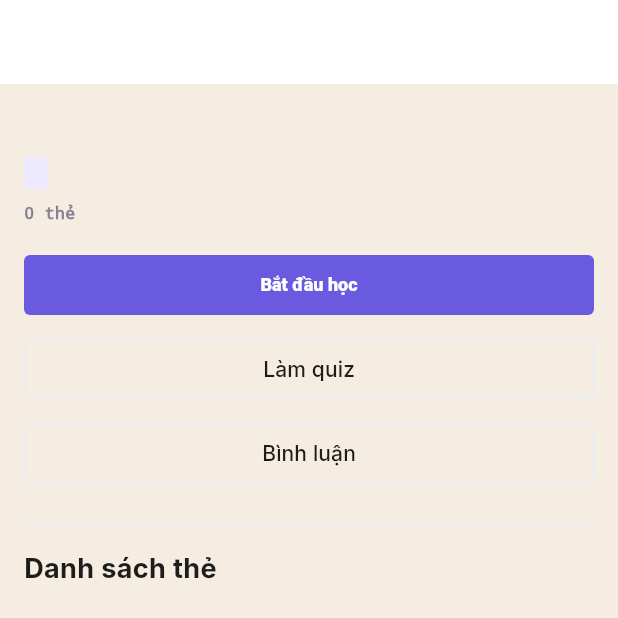
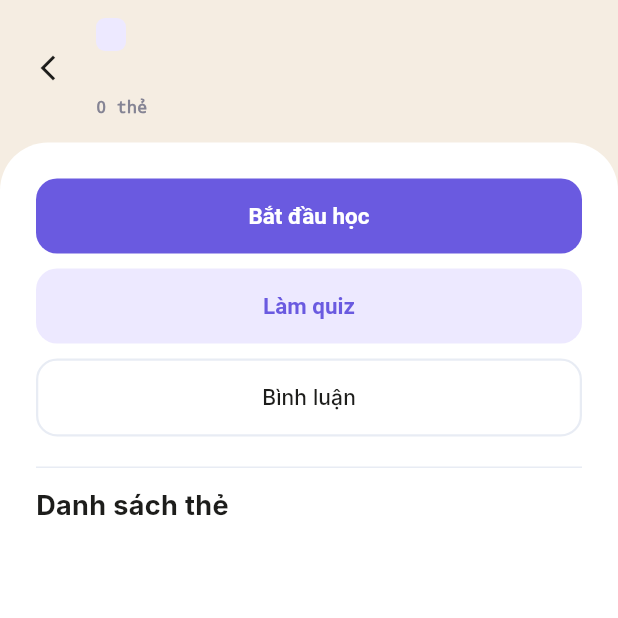
Before and after one commit to lalaaa0401/gr2_se1941_prm393, a Flutter app: the _StudySetDetailView screen opened directly with empty values, on a phone screen of 412 x 824 dp. Shown: the top 618 px of the screen. Run offline on Flutter 3.47's test engine with Material 3 defaults, Android fonts, the phone set to English and light mode, and no system bars; our stand-ins replace dio, fl_chart, go_router, google_fonts, shared_preferences; accounts and stored records are empty; network calls fail.

Commit message:
feat(study-set): redesign study set detail page with v5 layout

```diff
--- a/lib/views/study_set/study_set_detail_page.dart
+++ b/lib/views/study_set/study_set_detail_page.dart
@@ -32,6 +32,7 @@ class _StudySetDetailPageState extends State<StudySetDetailPage> {
       builder: (context, vm, _) {
         if (vm.isLoading) {
           return const Scaffold(
+            backgroundColor: AppColors.background,
             body: Center(child: CircularProgressIndicator()),
           );
         }
@@ -40,15 +41,29 @@ class _StudySetDetailPageState extends State<StudySetDetailPage> {
 
         if (studySet == null) {
           return Scaffold(
-            appBar: AppBar(
-              backgroundColor: AppColors.surface,
-              elevation: 0,
-              scrolledUnderElevation: 0,
-              iconTheme:
-                  const IconThemeData(color: AppColors.textPrimary),
+            backgroundColor: AppColors.background,
+            body: SafeArea(
+              child: Column(
+                children: [
+                  // Cream header khi không tìm thấy bộ học
+                  Padding(
+                    padding: const EdgeInsets.fromLTRB(8, 12, 24, 16),
+                    child: Row(
+                      children: [
+                        IconButton(
+                          icon: const Icon(Icons.arrow_back_ios_new),
+                          onPressed: () => context.pop(),
+                          iconSize: 20,
+                          color: AppColors.textPrimary,
                         ),
-            body: const Center(
-              child: Text('Không tìm thấy bộ học'),
+                      ],
+                    ),
+                  ),
+                  const Expanded(
+                    child: Center(child: Text('Không tìm thấy bộ học')),
+                  ),
+                ],
+              ),
             ),
           );
         }
@@ -73,67 +88,92 @@ class _StudySetDetailView extends StatelessWidget {
 
   @override
   Widget build(BuildContext context) {
+    final subject = studySet.subject;
+
     return Scaffold(
       backgroundColor: AppColors.background,
-      appBar: AppBar(
-        title: Text(studySet.title, style: AppTextStyles.h2),
-        backgroundColor: AppColors.surface,
-        elevation: 0,
-        scrolledUnderElevation: 0,
-        iconTheme:
-            const IconThemeData(color: AppColors.textPrimary),
+      body: SafeArea(
+        child: Column(
+          children: [
+            // [A] Cream header
+            Padding(
+              padding: const EdgeInsets.fromLTRB(8, 12, 24, 16),
+              child: Row(
+                crossAxisAlignment: CrossAxisAlignment.center,
+                children: [
+                  IconButton(
+                    icon: const Icon(Icons.arrow_back_ios_new),
+                    onPressed: () => context.pop(),
+                    iconSize: 20,
+                    color: AppColors.textPrimary,
                   ),
-      body: ListView(
-        padding: const EdgeInsets.symmetric(
-            horizontal: 16, vertical: 12),
-        children: [
-          _buildHeader(),
-          const SizedBox(height: 16),
-          _buildActionButtons(context),
-          const SizedBox(height: 16),
-          const Divider(color: AppColors.border),
-          const SizedBox(height: 8),
-          const Text('Danh sách thẻ', style: AppTextStyles.h2),
-          const SizedBox(height: 8),
-          ...studySet.flashcards.expand(
-            (card) => [
-              _FlashcardItem(flashcard: card),
-              const Divider(color: AppColors.border, height: 1),
-            ],
-          ),
-        ],
-      ),
-    );
-  }
-
-  Widget _buildHeader() {
-    return Column(
+                  const SizedBox(width: 8),
+                  Expanded(
+                    child: Column(
                       crossAxisAlignment: CrossAxisAlignment.start,
                       children: [
-        Text(studySet.title, style: AppTextStyles.h1),
-        if (studySet.subject != null) ...[
-          const SizedBox(height: 8),
+                        if (subject != null) ...[
                           Container(
-            padding:
-                const EdgeInsets.symmetric(horizontal: 8, vertical: 2),
+                            padding: const EdgeInsets.symmetric(
+                                horizontal: 10, vertical: 4),
                             decoration: BoxDecoration(
-              color: AppColors.primaryLight,
-              borderRadius: BorderRadius.circular(2),
+                              color: AppColors.getSubjectBgColor(subject),
+                              borderRadius: BorderRadius.circular(6),
                             ),
                             child: Text(
-              studySet.subject!,
-              style:
-                  AppTextStyles.label.copyWith(color: AppColors.primary),
+                              subject.toUpperCase(),
+                              style: TextStyle(
+                                fontSize: 10,
+                                fontWeight: FontWeight.w700,
+                                letterSpacing: 1.5,
+                                color: AppColors.getSubjectTextColor(subject),
                               ),
                             ),
+                          ),
+                          const SizedBox(height: 4),
                         ],
-        const SizedBox(height: 8),
+                        Text(studySet.title, style: AppTextStyles.h2),
                         Text(
                           '${studySet.cardCount} thẻ',
                           style: AppTextStyles.mono
                               .copyWith(color: AppColors.textSecondary),
                         ),
                       ],
+                    ),
+                  ),
+                ],
+              ),
+            ),
+
+            // [B] White sheet
+            Expanded(
+              child: Container(
+                decoration: const BoxDecoration(
+                  color: AppColors.surface,
+                  borderRadius: BorderRadius.vertical(top: Radius.circular(32)),
+                ),
+                child: ListView(
+                  padding: const EdgeInsets.all(24),
+                  children: [
+                    _buildActionButtons(context),
+                    const SizedBox(height: 20),
+                    const Divider(color: AppColors.border, height: 1),
+                    const SizedBox(height: 12),
+                    const Text('Danh sách thẻ', style: AppTextStyles.h2),
+                    const SizedBox(height: 12),
+                    ...studySet.flashcards.expand(
+                      (card) => [
+                        _FlashcardItem(flashcard: card),
+                        const SizedBox(height: 8),
+                      ],
+                    ),
+                  ],
+                ),
+              ),
+            ),
+          ],
+        ),
+      ),
     );
   }
 
@@ -141,49 +181,56 @@ class _StudySetDetailView extends StatelessWidget {
     return Column(
       crossAxisAlignment: CrossAxisAlignment.stretch,
       children: [
+        // Bắt đầu học — primary background
         ElevatedButton(
-          onPressed: () =>
-              context.go('/study/$studySetId/flashcard'),
+          onPressed: () => context.go('/study/$studySetId/flashcard'),
           style: ElevatedButton.styleFrom(
             backgroundColor: AppColors.primary,
             foregroundColor: Colors.white,
             elevation: 0,
             shape: RoundedRectangleBorder(
-              borderRadius: BorderRadius.circular(4),
+              borderRadius: BorderRadius.circular(14),
             ),
-            padding: const EdgeInsets.symmetric(
-                horizontal: 20, vertical: 12),
+            padding: const EdgeInsets.symmetric(vertical: 16),
             textStyle: const TextStyle(
-              fontSize: 12,
-              fontWeight: FontWeight.w800,
-              letterSpacing: -0.01,
+              fontSize: 15,
+              fontWeight: FontWeight.w700,
             ),
           ),
           child: const Text('Bắt đầu học'),
         ),
-        const SizedBox(height: 8),
-        OutlinedButton(
+        const SizedBox(height: 10),
+
+        // Làm quiz — primaryLight background
+        ElevatedButton(
           onPressed: () => context.go('/study/$studySetId/quiz'),
-          style: OutlinedButton.styleFrom(
-            foregroundColor: AppColors.textPrimary,
-            side: const BorderSide(color: AppColors.border, width: 1),
+          style: ElevatedButton.styleFrom(
+            backgroundColor: AppColors.primaryLight,
+            foregroundColor: AppColors.primary,
+            elevation: 0,
             shape: RoundedRectangleBorder(
-              borderRadius: BorderRadius.circular(4),
+              borderRadius: BorderRadius.circular(14),
             ),
-            elevation: 0,
+            padding: const EdgeInsets.symmetric(vertical: 16),
+            textStyle: const TextStyle(
+              fontSize: 15,
+              fontWeight: FontWeight.w700,
+            ),
           ),
           child: const Text('Làm quiz'),
         ),
-        const SizedBox(height: 8),
+        const SizedBox(height: 10),
+
+        // Bình luận — outlined
         OutlinedButton(
           onPressed: () => context.go('/study/$studySetId/chat'),
           style: OutlinedButton.styleFrom(
             foregroundColor: AppColors.textPrimary,
-            side: const BorderSide(color: AppColors.border, width: 1),
+            side: const BorderSide(color: AppColors.border, width: 1.5),
             shape: RoundedRectangleBorder(
-              borderRadius: BorderRadius.circular(4),
+              borderRadius: BorderRadius.circular(14),
             ),
-            elevation: 0,
+            padding: const EdgeInsets.symmetric(vertical: 16),
           ),
           child: const Text('Bình luận'),
         ),
@@ -199,20 +246,21 @@ class _FlashcardItem extends StatelessWidget {
 
   @override
   Widget build(BuildContext context) {
-    return Padding(
-      padding: const EdgeInsets.symmetric(vertical: 12),
+    return Container(
+      padding: const EdgeInsets.all(16),
+      decoration: BoxDecoration(
+        color: AppColors.surfaceDim,
+        borderRadius: BorderRadius.circular(12),
+        border: Border.all(color: AppColors.border, width: 1),
+      ),
       child: Column(
         crossAxisAlignment: CrossAxisAlignment.start,
         children: [
-          Text(
-            flashcard.term,
-            style: AppTextStyles.h2,
-          ),
-          const SizedBox(height: 4),
+          Text(flashcard.term, style: AppTextStyles.h3),
+          const SizedBox(height: 6),
           Text(
             flashcard.definition,
-            style: AppTextStyles.body
-                .copyWith(color: AppColors.textSecondary),
+            style: AppTextStyles.body.copyWith(color: AppColors.textSecondary),
           ),
         ],
       ),
```
Lines whose indentation alone changed are shown as unchanged.
